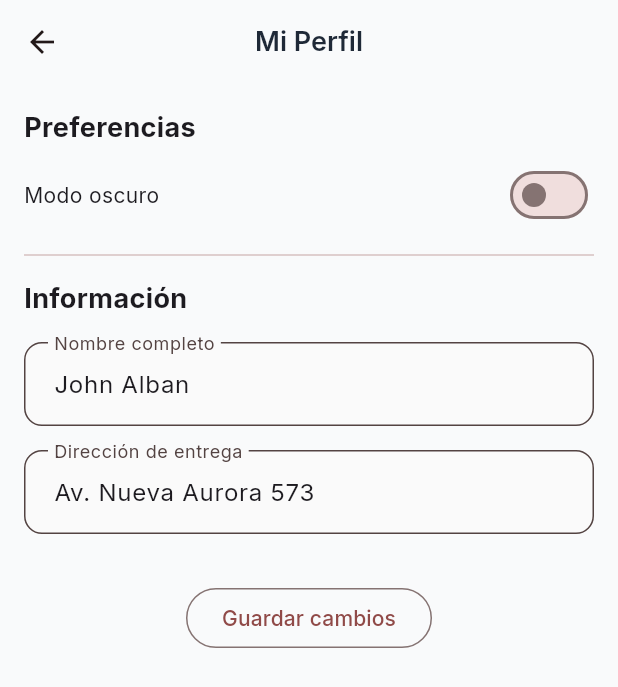
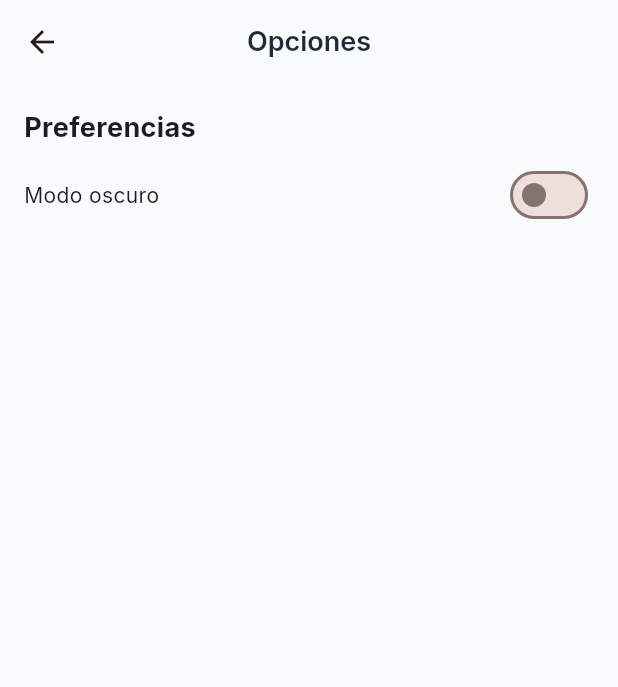
Before and after one commit to CristianTambaco/Deber10, a Flutter app: the ProfileScreen screen opened directly, on a phone screen of 412 x 824 dp. Shown: the top 687 px of the screen. Run offline on Flutter 3.47's test engine with Material 3 defaults, Android fonts, the phone set to English and light mode, and no system bars; our stand-ins replace dartz, email_validator, equatable, flutter_bloc, flutter_dotenv, flutter_spinkit and 3 more; accounts and stored records are empty.

Commit message:
modified:   mi_app/lib/screens/home_screen.dart 	modified:   mi_app/lib/screens/profile_screen.dart

```diff
--- a/mi_app/lib/screens/home_screen.dart
+++ b/mi_app/lib/screens/home_screen.dart
@@ -60,7 +60,7 @@ class HomeScreen extends StatelessWidget {
               ),
               ListTile(
                 leading: const Icon(Icons.person),
-                title: const Text('Perfil'),
+                title: const Text('Opciones'),
                 onTap: () => Navigator.push(context,
                     MaterialPageRoute(builder: (_) => const ProfileScreen())),
               ),
--- a/mi_app/lib/screens/profile_screen.dart
+++ b/mi_app/lib/screens/profile_screen.dart
@@ -16,7 +16,7 @@ class _ProfileScreenState extends State<ProfileScreen> {
   @override
   Widget build(BuildContext context) {
     return Scaffold(
-      appBar: AppBar(title: const Text('Mi Perfil')),
+      appBar: AppBar(title: const Text('Opciones')),
       body: SingleChildScrollView(
         padding: const EdgeInsets.all(16.0),
         child: Column(
@@ -34,31 +34,34 @@ class _ProfileScreenState extends State<ProfileScreen> {
                 ),
               ],
             ),
-            const Divider(height: 32),
-            const Text('Información', style: TextStyle(fontSize: 18, fontWeight: FontWeight.bold)),
-            const SizedBox(height: 16),
-            TextField(
-              controller: _nameController,
-              decoration: const InputDecoration(labelText: 'Nombre completo'),
-            ),
-            const SizedBox(height: 16),
-            TextField(
-              controller: _addressController,
-              decoration: const InputDecoration(labelText: 'Dirección de entrega'),
-              // maxLines: 2,
-            ),
-            const SizedBox(height: 32),
-            Align(
-              alignment: Alignment.center,
-              child: OutlinedButton(
-                onPressed: () {
-                  ScaffoldMessenger.of(context).showSnackBar(
-                    const SnackBar(content: Text('Perfil actualizado')),
-                  );
-                },
-                child: const Text('Guardar cambios'),
-              ),
-            ),
+
+            // const Divider(height: 32),
+            // const Text('Información', style: TextStyle(fontSize: 18, fontWeight: FontWeight.bold)),
+            // const SizedBox(height: 16),
+            // TextField(
+            //   controller: _nameController,
+            //   decoration: const InputDecoration(labelText: 'Nombre completo'),
+            // ),
+            // const SizedBox(height: 16),
+            // TextField(
+            //   controller: _addressController,
+            //   decoration: const InputDecoration(labelText: 'Dirección de entrega'),
+            //   // maxLines: 2,
+            // ),
+            // const SizedBox(height: 32),
+            // Align(
+            //   alignment: Alignment.center,
+            //   child: OutlinedButton(
+            //     onPressed: () {
+            //       ScaffoldMessenger.of(context).showSnackBar(
+            //         const SnackBar(content: Text('Perfil actualizado')),
+            //       );
+            //     },
+            //     child: const Text('Guardar cambios'),
+            //   ),
+            // ),
+
+
           ],
         ),
       ),
```
